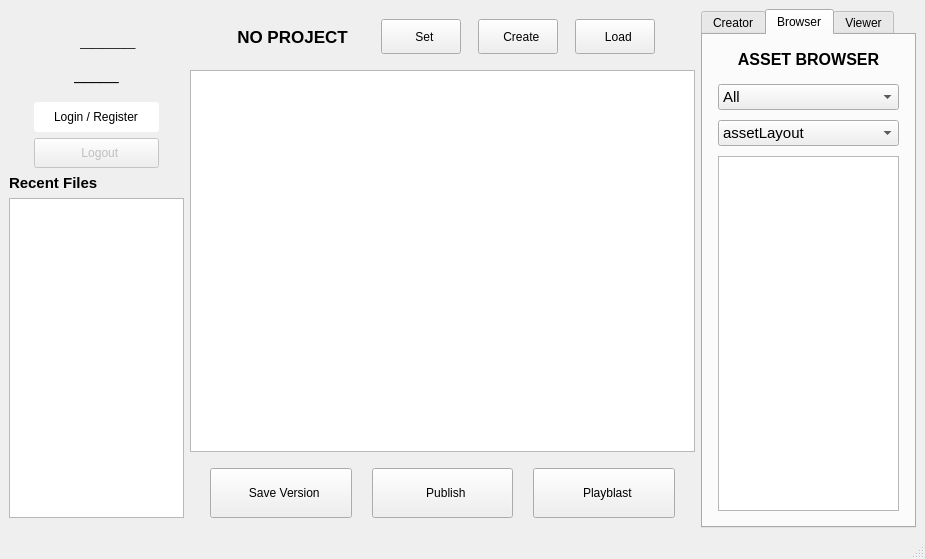
This is ui/sewersUI.ui in ElioMolinaroo/sewers_pipelineManager as Qt 5 draws it before an edit. The edited form follows.
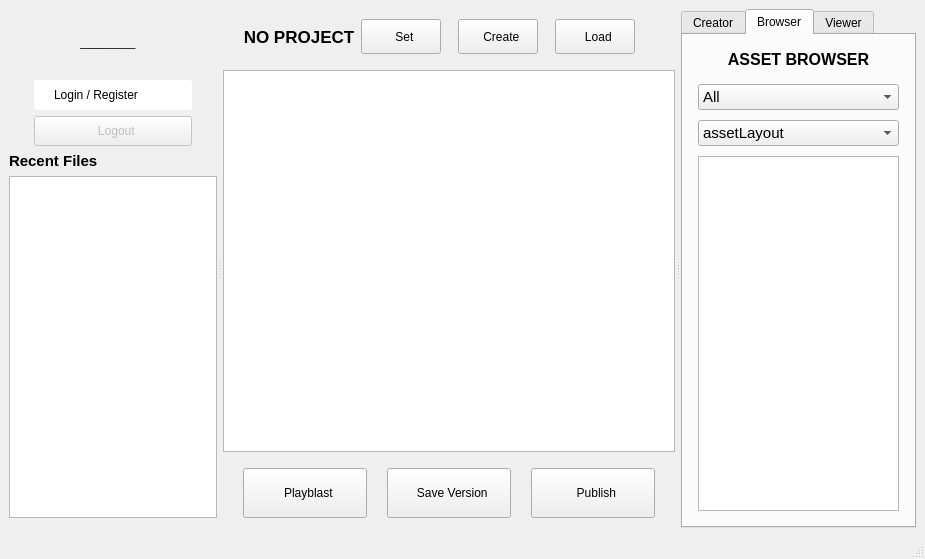
This is the edited form. Icons and pictures are not drawn.

Commit message:
feature- UI is now expandable
Tabs in the UI now are expandable at the cost of them being a little larger. The right tabs also are now interchangeable. also changed bottom buttons order and removed permission levels label.

Patch:
```diff
--- a/ui/sewersUI.ui
+++ b/ui/sewersUI.ui
@@ -22,11 +22,22 @@
    <string notr="true"/>
   </property>
   <widget class="QWidget" name="centralWidget">
-   <layout class="QHBoxLayout" name="horizontalLayout" stretch="0,1,0">
-    <property name="leftMargin">
-     <number>9</number>
-    </property>
+   <layout class="QHBoxLayout" name="horizontalLayout">
     <item>
+     <widget class="QSplitter" name="centralSplitter">
+      <property name="orientation">
+       <enum>Qt::Horizontal</enum>
+      </property>
+      <property name="opaqueResize">
+       <bool>true</bool>
+      </property>
+      <property name="handleWidth">
+       <number>6</number>
+      </property>
+      <property name="childrenCollapsible">
+       <bool>false</bool>
+      </property>
+      <widget class="QWidget" name="layoutWidget">
      <layout class="QVBoxLayout" name="leftBlockLayout" stretch="0,0,1">
       <property name="sizeConstraint">
        <enum>QLayout::SetDefaultConstraint</enum>
@@ -45,30 +56,7 @@
         <property name="rightMargin">
          <number>25</number>
         </property>
-        <item row="3" column="0" colspan="3">
-         <widget class="QLabel" name="userRoleLabel">
-          <property name="maximumSize">
-           <size>
-            <width>175</width>
-            <height>16777215</height>
-           </size>
-          </property>
-          <property name="font">
-           <font>
-            <family>Segoe UI</family>
-            <pointsize>12</pointsize>
-            <bold>false</bold>
-           </font>
-          </property>
-          <property name="text">
-           <string>_____</string>
-          </property>
-          <property name="alignment">
-           <set>Qt::AlignHCenter|Qt::AlignTop</set>
-          </property>
-         </widget>
-        </item>
-        <item row="5" column="0" colspan="3">
+          <item row="4" column="0" colspan="3">
          <widget class="QComboBox" name="loginButton">
           <property name="minimumSize">
            <size>
@@ -142,20 +130,7 @@
           </item>
          </widget>
         </item>
-        <item row="4" column="0">
-         <spacer name="titleButtonsSpacer">
-          <property name="orientation">
-           <enum>Qt::Vertical</enum>
-          </property>
-          <property name="sizeHint" stdset="0">
-           <size>
-            <width>20</width>
-            <height>15</height>
-           </size>
-          </property>
-         </spacer>
-        </item>
-        <item row="6" column="0" colspan="3">
+          <item row="5" column="0" colspan="3">
          <widget class="QPushButton" name="logoutButton">
           <property name="enabled">
            <bool>false</bool>
@@ -174,7 +149,7 @@
           </property>
           <property name="maximumSize">
            <size>
-            <width>175</width>
+              <width>16777215</width>
             <height>16777215</height>
            </size>
           </property>
@@ -228,6 +203,19 @@
           </property>
          </widget>
         </item>
+          <item row="3" column="0">
+           <spacer name="titleButtonsSpacer">
+            <property name="orientation">
+             <enum>Qt::Vertical</enum>
+            </property>
+            <property name="sizeHint" stdset="0">
+             <size>
+              <width>20</width>
+              <height>15</height>
+             </size>
+            </property>
+           </spacer>
+          </item>
         <item row="2" column="1" colspan="2">
          <widget class="QLabel" name="usernameLabel">
           <property name="maximumSize">
@@ -276,7 +264,7 @@
         </property>
         <property name="maximumSize">
          <size>
-          <width>175</width>
+            <width>16777215</width>
           <height>16777215</height>
          </size>
         </property>
@@ -294,11 +282,11 @@
        </widget>
       </item>
      </layout>
-    </item>
-    <item>
+      </widget>
+      <widget class="QWidget" name="layoutWidget">
      <layout class="QVBoxLayout" name="centralBlockLayout" stretch="0,1,0">
       <property name="sizeConstraint">
-       <enum>QLayout::SetDefaultConstraint</enum>
+         <enum>QLayout::SetMaximumSize</enum>
       </property>
       <property name="bottomMargin">
        <number>10</number>
@@ -410,6 +398,29 @@
         <property name="rightMargin">
          <number>20</number>
         </property>
+          <item>
+           <widget class="QPushButton" name="playblastButton">
+            <property name="sizePolicy">
+             <sizepolicy hsizetype="Minimum" vsizetype="Preferred">
+              <horstretch>0</horstretch>
+              <verstretch>0</verstretch>
+             </sizepolicy>
+            </property>
+            <property name="minimumSize">
+             <size>
+              <width>0</width>
+              <height>50</height>
+             </size>
+            </property>
+            <property name="text">
+             <string>  Playblast</string>
+            </property>
+            <property name="icon">
+             <iconset>
+              <normaloff>../icons/playblast.png</normaloff>../icons/playblast.png</iconset>
+            </property>
+           </widget>
+          </item>
         <item>
          <widget class="QPushButton" name="saveVersionButton">
           <property name="sizePolicy">
@@ -456,47 +467,35 @@
           </property>
          </widget>
         </item>
-        <item>
-         <widget class="QPushButton" name="playblastButton">
-          <property name="sizePolicy">
-           <sizepolicy hsizetype="Minimum" vsizetype="Preferred">
-            <horstretch>0</horstretch>
-            <verstretch>0</verstretch>
-           </sizepolicy>
-          </property>
-          <property name="minimumSize">
-           <size>
-            <width>0</width>
-            <height>50</height>
-           </size>
-          </property>
-          <property name="text">
-           <string>  Playblast</string>
-          </property>
-          <property name="icon">
-           <iconset>
-            <normaloff>../icons/playblast.png</normaloff>../icons/playblast.png</iconset>
-          </property>
-         </widget>
-        </item>
-       </layout>
-      </item>
-     </layout>
-    </item>
-    <item>
+         </layout>
+        </item>
+       </layout>
+      </widget>
      <widget class="QTabWidget" name="rightHandTabs">
+       <property name="sizePolicy">
+        <sizepolicy hsizetype="Expanding" vsizetype="Expanding">
+         <horstretch>0</horstretch>
+         <verstretch>0</verstretch>
+        </sizepolicy>
+       </property>
       <property name="minimumSize">
        <size>
-        <width>0</width>
+         <width>215</width>
         <height>0</height>
        </size>
       </property>
       <property name="maximumSize">
        <size>
-        <width>215</width>
+         <width>16777215</width>
         <height>16777215</height>
        </size>
       </property>
+       <property name="baseSize">
+        <size>
+         <width>215</width>
+         <height>215</height>
+        </size>
+       </property>
       <property name="tabPosition">
        <enum>QTabWidget::North</enum>
       </property>
@@ -509,6 +508,18 @@
         <height>16</height>
        </size>
       </property>
+       <property name="documentMode">
+        <bool>false</bool>
+       </property>
+       <property name="tabsClosable">
+        <bool>false</bool>
+       </property>
+       <property name="movable">
+        <bool>true</bool>
+       </property>
+       <property name="tabBarAutoHide">
+        <bool>false</bool>
+       </property>
       <widget class="QWidget" name="creationTab">
        <attribute name="title">
         <string>Creator</string>
@@ -1145,12 +1156,24 @@
             </item>
             <item>
              <widget class="QListWidget" name="assetListWidget">
+               <property name="sizePolicy">
+                <sizepolicy hsizetype="Fixed" vsizetype="Expanding">
+                 <horstretch>1</horstretch>
+                 <verstretch>0</verstretch>
+                </sizepolicy>
+               </property>
               <property name="maximumSize">
                <size>
-                <width>200</width>
+                 <width>185783</width>
                 <height>185783</height>
                </size>
               </property>
+               <property name="baseSize">
+                <size>
+                 <width>0</width>
+                 <height>0</height>
+                </size>
+               </property>
              </widget>
             </item>
            </layout>
@@ -1525,6 +1548,7 @@
          </widget>
         </item>
        </layout>
+       </widget>
       </widget>
      </widget>
     </item>
```
Lines whose indentation alone changed are shown as unchanged. The commit also changes 2 other files.
